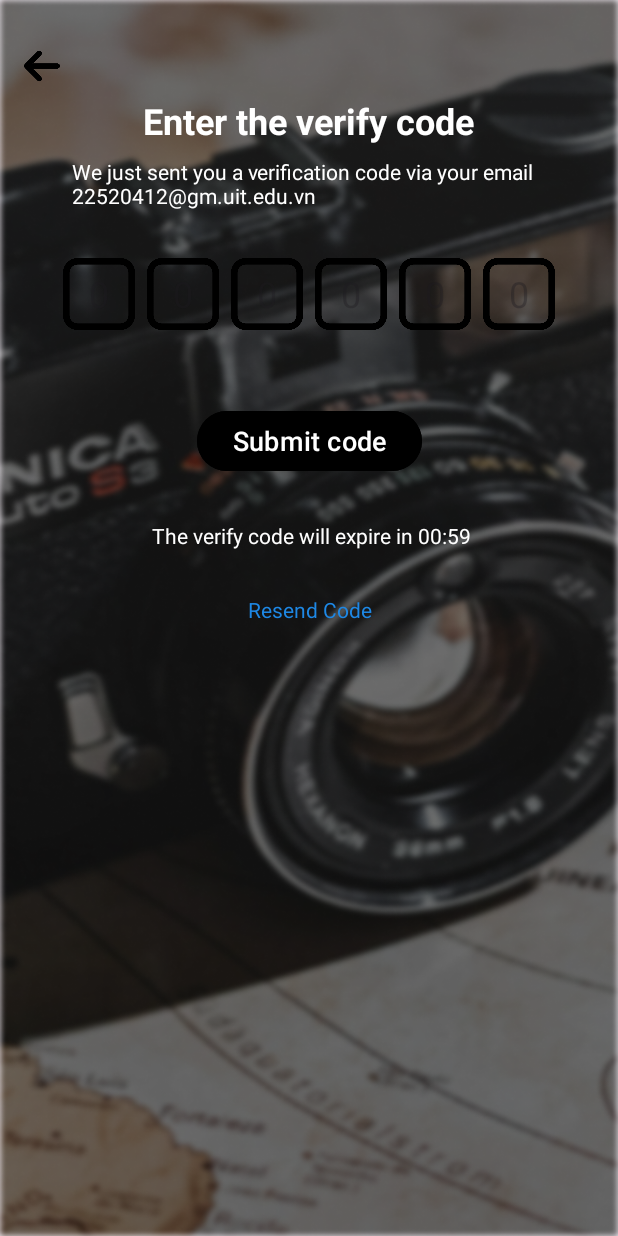
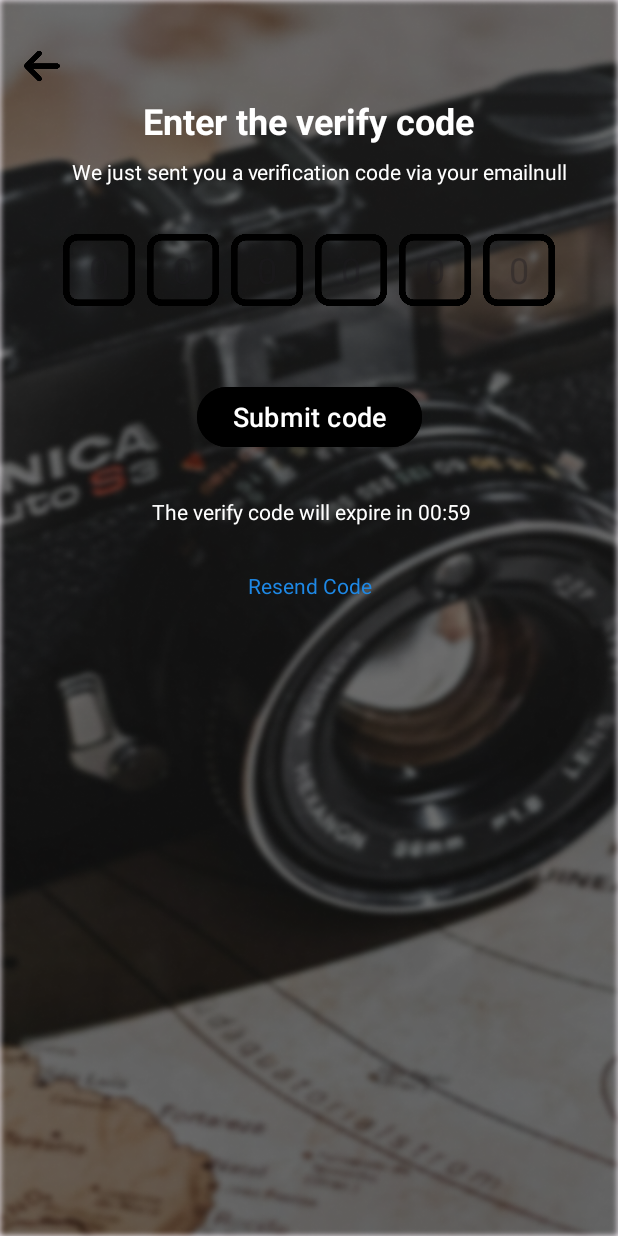
Before and after one commit to hautranuit/-MOBILE_FinalPr-ect, an Android app: the ForgotPassword2 screen opened directly, with no data from a screen before it, on a phone screen of 412 x 824 dp. Run offline under Robolectric (Android 15) with nearby library versions, the phone set to English and light mode, and no system bars.

Commit message:
Completed Forgot Password

```diff
--- a/app/build.gradle.kts
+++ b/app/build.gradle.kts
@@ -57,7 +57,5 @@ dependencies {
     implementation ("com.squareup.retrofit2:converter-gson:2.9.0")
 
 
-
-
     implementation ("org.jetbrains.kotlin:kotlin-stdlib:1.9.22")
 }
--- a/app/src/main/java/com/example/finalproject/ForgotPassword2.java
+++ b/app/src/main/java/com/example/finalproject/ForgotPassword2.java
@@ -1,6 +1,13 @@
 package com.example.finalproject;
 
+import android.content.Intent;
 import android.os.Bundle;
+import android.view.View;
+import android.widget.Button;
+import android.widget.EditText;
+import android.widget.ImageView;
+import android.widget.TextView;
+import android.widget.Toast;
 
 import androidx.activity.EdgeToEdge;
 import androidx.appcompat.app.AppCompatActivity;
@@ -8,17 +15,108 @@ import androidx.core.graphics.Insets;
 import androidx.core.view.ViewCompat;
 import androidx.core.view.WindowInsetsCompat;
 
+import com.example.finalproject.api.ApiClient;
+import com.example.finalproject.api.restful_api;
+
+import retrofit2.Call;
+import retrofit2.Callback;
+import retrofit2.Response;
+
 public class ForgotPassword2 extends AppCompatActivity {
-
+    TextView instruction, resendCode;
+    Button submitCodeButton;
+    EditText edt1, edt2, edt3, edt4, edt5, edt6;
+    restful_api restfulApi;
+    ImageView backButton;
     @Override
     protected void onCreate(Bundle savedInstanceState) {
         super.onCreate(savedInstanceState);
         EdgeToEdge.enable(this);
         setContentView(R.layout.activity_forgot_password2);
+
+        Intent intent = getIntent();
+        String email = intent.getStringExtra("email");
+
+        resendCode = findViewById(R.id.resendCode);
+        submitCodeButton = findViewById(R.id.submitCodeButton);
+        edt1 = findViewById(R.id.edt1);
+        edt2 = findViewById(R.id.edt2);
+        edt3 = findViewById(R.id.edt3);
+        edt4 = findViewById(R.id.edt4);
+        edt5 = findViewById(R.id.edt5);
+        edt6 = findViewById(R.id.edt6);
+        restfulApi = ApiClient.getRetrofitInstance().create(restful_api.class);
+        backButton = findViewById(R.id.backButton);
+
+        instruction = findViewById(R.id.instruction);
+        instruction.setText("We just sent you a verification code via your email" + email);
+
+        resendCode.setOnClickListener(new View.OnClickListener() {
+            @Override
+            public void onClick(View view) {
+                sendOtp(email);
+            }
+        });
+
+        backButton.setOnClickListener(new View.OnClickListener() {
+            @Override
+            public void onClick(View view) {
+                Intent intent = new Intent(ForgotPassword2.this, ForgotPassword1.class);
+                startActivity(intent);
+            }
+        });
+
+        submitCodeButton.setOnClickListener(new View.OnClickListener() {
+            @Override
+            public void onClick(View view) {
+                String o1 = edt1.getText().toString().trim();
+                String o2 = edt2.getText().toString().trim();
+                String o3 = edt3.getText().toString().trim();
+                String o4 = edt4.getText().toString().trim();
+                String o5 = edt5.getText().toString().trim();
+                String o6 = edt6.getText().toString().trim();
+
+                // Kiểm tra các ô không trống
+                if (o1.isEmpty() || o2.isEmpty() || o3.isEmpty() || o4.isEmpty() || o5.isEmpty() || o6.isEmpty()) {
+                    Toast.makeText(ForgotPassword2.this, "Please fill all OTP fields", Toast.LENGTH_SHORT).show();
+                    return;
+                }
+
+                // Ghép OTP và chuyển sang màn hình ForgotPassword3
+                Intent intent = new Intent(ForgotPassword2.this, ForgotPassword3.class);
+                intent.putExtra("o1", o1);
+                intent.putExtra("o2", o2);
+                intent.putExtra("o3", o3);
+                intent.putExtra("o4", o4);
+                intent.putExtra("o5", o5);
+                intent.putExtra("o6", o6);
+                intent.putExtra("email", email);
+                startActivity(intent);
+            }
+        });
+
+
         ViewCompat.setOnApplyWindowInsetsListener(findViewById(R.id.main), (v, insets) -> {
             Insets systemBars = insets.getInsets(WindowInsetsCompat.Type.systemBars());
             v.setPadding(systemBars.left, systemBars.top, systemBars.right, systemBars.bottom);
             return insets;
         });
     }
+    private void sendOtp(String email) {
+        restfulApi.sendOtp(email).enqueue(new Callback<Void>() {
+            @Override
+            public void onResponse(Call<Void> call, Response<Void> response) {
+                if (response.isSuccessful()) {
+                    Toast.makeText(ForgotPassword2.this, "OTP send to your email", Toast.LENGTH_SHORT).show();
+                } else {
+                    Toast.makeText(ForgotPassword2.this, "Failed to send OTP. Try again!", Toast.LENGTH_SHORT).show();
+                }
+            }
+
+            @Override
+            public void onFailure(Call<Void> call, Throwable t) {
+                Toast.makeText(ForgotPassword2.this, "Error: " + t.getMessage(), Toast.LENGTH_SHORT).show();
+            }
+        });
+    }
 }
--- a/app/src/main/java/com/example/finalproject/api/restful_api.java
+++ b/app/src/main/java/com/example/finalproject/api/restful_api.java
@@ -4,6 +4,7 @@ import retrofit2.Call;
 import retrofit2.http.Body;
 import retrofit2.http.Header;
 import retrofit2.http.POST;
+import retrofit2.http.Query;
 
 public interface restful_api {
     @POST("/authentication/login")
@@ -20,4 +21,16 @@ public interface restful_api {
     // Endpoint lưu người dùng
     @POST("/authentication/accounts")
     Call<String> saveUser(@Body User user);
+
+    //Gửi mã OTP đến email
+    @POST("/authentication/send-otp")
+    Call<Void> sendOtp(@Query("email") String email);
+
+    //Xác nhận OTP
+    @POST("/authentication/verify-otp")
+    Call<ResponseMessage> verifyOtp(
+            @Query("email") String email,
+            @Query("otp") String otp,
+            @Query("newpassword") String newpassword
+    );
 }
--- a/app/src/main/res/layout/activity_forgot_password2.xml
+++ b/app/src/main/res/layout/activity_forgot_password2.xml
@@ -68,75 +68,81 @@
 
             <!-- Tạo 6 ô nhập mã xác thực -->
             <EditText
+                android:id="@+id/edt1"
+                android:layout_width="48dp"
+                android:layout_height="48dp"
+                android:layout_marginEnd="8dp"
+                android:background="@drawable/otp_box"
+                android:gravity="center"
+                android:hint="0"
+                android:inputType="number"
+                android:maxLength="1"
+                android:textColor="@android:color/white"
+                android:textSize="24sp" />
+
+            <EditText
+                android:id="@+id/edt2"
+                android:layout_width="48dp"
+                android:layout_height="48dp"
+                android:layout_marginEnd="8dp"
+                android:background="@drawable/otp_box"
+                android:gravity="center"
+                android:hint="0"
+                android:inputType="number"
+                android:maxLength="1"
+                android:textColor="@android:color/white"
+                android:textSize="24sp" />
+
+            <EditText
+                android:id="@+id/edt3"
+                android:layout_width="48dp"
+                android:layout_height="48dp"
+                android:layout_marginEnd="8dp"
+                android:background="@drawable/otp_box"
+                android:gravity="center"
+                android:hint="0"
+                android:inputType="number"
+                android:maxLength="1"
+                android:textColor="@android:color/white"
+                android:textSize="24sp" />
+
+            <EditText
+                android:id="@+id/edt4"
+                android:layout_width="48dp"
+                android:layout_height="48dp"
+                android:layout_marginEnd="8dp"
+                android:background="@drawable/otp_box"
+                android:gravity="center"
+                android:hint="0"
+                android:inputType="number"
+                android:maxLength="1"
+                android:textColor="@android:color/white"
+                android:textSize="24sp" />
+
+            <EditText
+                android:id="@+id/edt5"
+                android:layout_width="48dp"
+                android:layout_height="48dp"
+                android:layout_marginEnd="8dp"
+                android:background="@drawable/otp_box"
+                android:gravity="center"
+                android:hint="0"
+                android:inputType="number"
+                android:maxLength="1"
+                android:textColor="@android:color/white"
+                android:textSize="24sp" />
+
+            <EditText
+                android:id="@+id/edt6"
                 android:layout_width="48dp"
                 android:layout_height="48dp"
                 android:background="@drawable/otp_box"
                 android:gravity="center"
+                android:hint="0"
                 android:inputType="number"
                 android:maxLength="1"
                 android:textColor="@android:color/white"
-                android:textSize="24sp"
-                android:layout_marginEnd="8dp"
-                android:hint="0"/>
-
-            <EditText
-                android:layout_width="48dp"
-                android:layout_height="48dp"
-                android:background="@drawable/otp_box"
-                android:gravity="center"
-                android:inputType="number"
-                android:maxLength="1"
-                android:textColor="@android:color/white"
-                android:textSize="24sp"
-                android:layout_marginEnd="8dp"
-                android:hint="0"/>
-
-            <EditText
-                android:layout_width="48dp"
-                android:layout_height="48dp"
-                android:background="@drawable/otp_box"
-                android:gravity="center"
-                android:inputType="number"
-                android:maxLength="1"
-                android:textColor="@android:color/white"
-                android:textSize="24sp"
-                android:layout_marginEnd="8dp"
-                android:hint="0"/>
-
-            <EditText
-                android:layout_width="48dp"
-                android:layout_height="48dp"
-                android:background="@drawable/otp_box"
-                android:gravity="center"
-                android:inputType="number"
-                android:maxLength="1"
-                android:textColor="@android:color/white"
-                android:textSize="24sp"
-                android:layout_marginEnd="8dp"
-                android:hint="0"/>
-
-            <EditText
-                android:layout_width="48dp"
-                android:layout_height="48dp"
-                android:background="@drawable/otp_box"
-                android:gravity="center"
-                android:inputType="number"
-                android:maxLength="1"
-                android:textColor="@android:color/white"
-                android:textSize="24sp"
-                android:layout_marginEnd="8dp"
-                android:hint="0"/>
-
-            <EditText
-                android:layout_width="48dp"
-                android:layout_height="48dp"
-                android:background="@drawable/otp_box"
-                android:gravity="center"
-                android:inputType="number"
-                android:maxLength="1"
-                android:textColor="@android:color/white"
-                android:textSize="24sp"
-                android:hint="0"/>
+                android:textSize="24sp" />
 
         </LinearLayout>
 
--- a/app/src/main/res/layout/activity_forgot_password3.xml
+++ b/app/src/main/res/layout/activity_forgot_password3.xml
@@ -44,7 +44,7 @@
         android:layout_marginEnd="30dp"
         android:fontFamily="@font/poppins_light_italic"
         android:padding="12dp"
-        android:textColor="@android:color/white"
+        android:textColor="@android:color/black"
         android:hint="@string/enter_your_password"
         android:background="@drawable/rounded_corner_background"
         app:layout_constraintEnd_toEndOf="parent"
@@ -62,7 +62,7 @@
         android:fontFamily="@font/poppins_light_italic"
         android:inputType="textPassword"
         android:padding="12dp"
-        android:textColor="@android:color/white"
+        android:textColor="@android:color/black"
         android:background="@drawable/rounded_corner_background"
         android:hint="@string/enter_your_password_again"
         app:layout_constraintTop_toBottomOf="@id/password1"
```
Also changed, not shown: app/src/main/AndroidManifest.xml (+10 -8 lines), app/src/main/java/com/example/finalproject/ForgotPassword1.java (+61 -1 lines), app/src/main/java/com/example/finalproject/ForgotPassword3.java (+102 -1 lines), app/src/main/java/com/example/finalproject/LoginScreen.java (+11 -0 lines), app/src/main/java/com/example/finalproject/api/ResponseMessage.java (added, +13 -0 lines).
